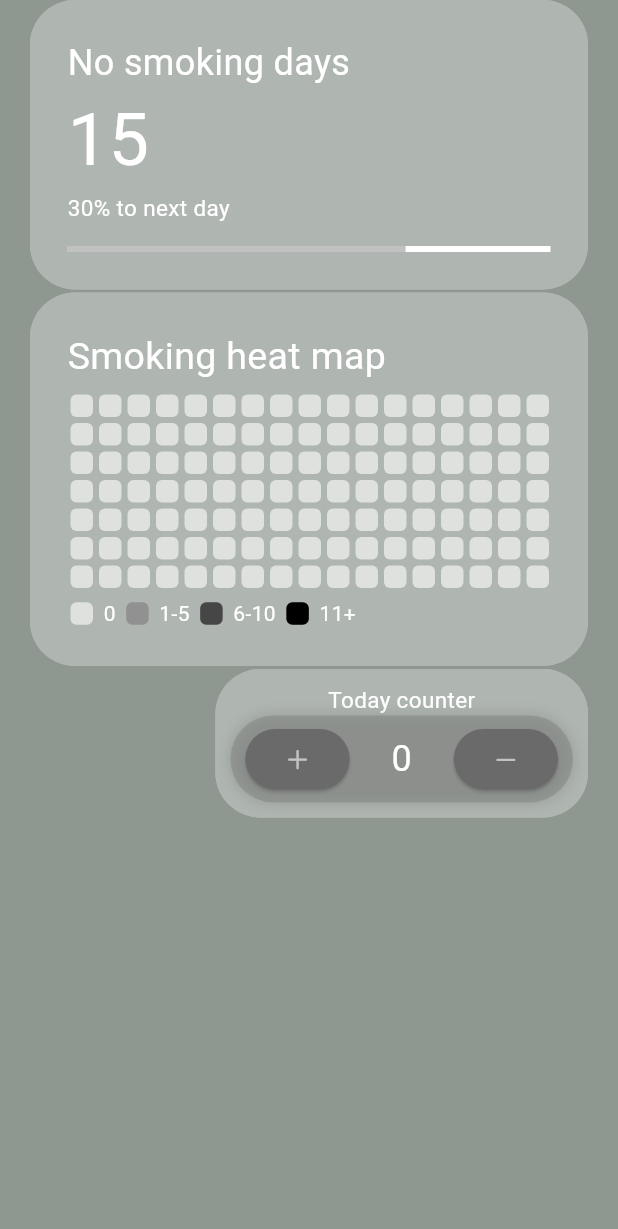
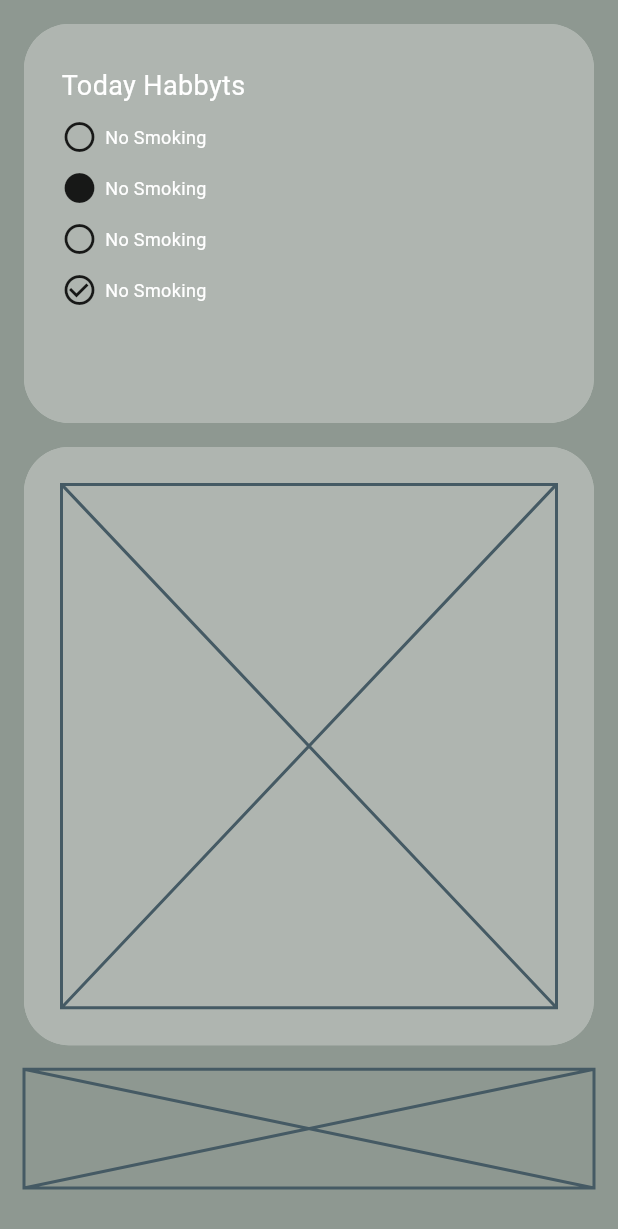
Before and after one commit to Bogghi/smore_tracker, a Flutter app: the screen it shows after launch, on a phone screen of 412 x 824 dp. Shown: the top 1229 px of the screen. Run offline on Flutter 3.47's test engine with Material 3 defaults, Android fonts, the phone set to English and light mode, and no system bars.

Commit message:
updated home page to be a dashboard using unit calculation

```diff
--- a/lib/main.dart
+++ b/lib/main.dart
@@ -1,6 +1,6 @@
 import 'package:flutter/material.dart';
 
-import 'package:smoke_tracker/pages/home_page.dart';
+import '/pages/home_page/home_page.dart';
 
 void main() {
   runApp(const MyApp());
@@ -14,6 +14,7 @@ class MyApp extends StatelessWidget {
   Widget build(BuildContext context) {
     return MaterialApp(
       title: 'Flutter Demo',
+      debugShowCheckedModeBanner: false,
       theme: ThemeData(
         colorScheme: ColorScheme.fromSeed(seedColor: Colors.grey),
         useMaterial3: true,
--- /dev/null
+++ b/lib/meta/constants.dart
@@ -0,0 +1 @@
+const double spacing = 16.0;
--- /dev/null
+++ b/lib/pages/home_page/home_page.dart
@@ -0,0 +1,43 @@
+import 'package:flutter/material.dart';
+
+import 'stats_view.dart';
+import 'package:smoke_tracker/meta/constants.dart';
+
+class HomePage extends StatelessWidget {
+  const HomePage({super.key});
+
+  @override
+  Widget build(BuildContext context) {
+    final mediaQuery = MediaQuery.of(context);
+    final safeAreaHeight = mediaQuery.size.height - mediaQuery.padding.top - mediaQuery.padding.bottom - spacing * 2;
+    final viewHeight = safeAreaHeight * 0.9 - spacing;
+    final navigatorHeight = safeAreaHeight * 0.1;
+
+    return Scaffold(
+      body: SafeArea(
+        child: Padding(
+          padding: const EdgeInsets.all(spacing),
+          child: Column(
+            children: [
+              SizedBox (
+                width: double.infinity,
+                height: viewHeight,
+                child: Padding(
+                  padding: const EdgeInsets.only(bottom: spacing),
+                  child: StatsView(
+                    viewHeight: viewHeight-spacing*2,
+                  ),
+                ),
+              ),
+              SizedBox (
+                width: double.infinity,
+                height: navigatorHeight,
+                child: Placeholder(),
+              )
+            ],
+          ),
+        ),
+      )
+    );
+  }
+}
--- /dev/null
+++ b/lib/pages/home_page/stats_view.dart
@@ -0,0 +1,134 @@
+import 'package:flutter/material.dart';
+
+import 'package:smoke_tracker/widgets/panel.dart';
+import 'package:smoke_tracker/meta/constants.dart';
+
+class StatsView extends StatelessWidget {
+  final double viewHeight;
+
+  const StatsView({
+    super.key,
+    required this.viewHeight
+  });
+
+  @override
+  Widget build(BuildContext context) {
+    final unit = viewHeight * 0.1;
+    final firstPanelHeight = unit * 4;
+    final secondPanelHeight = unit * 6;
+
+    return Column(
+      children: [
+        SizedBox(
+          width: double.infinity,
+          height: firstPanelHeight,
+          child: Panel(
+            child: Column(
+              crossAxisAlignment: CrossAxisAlignment.start,
+              children: [
+                SizedBox(
+                  width:  double.infinity,
+                  height: unit/2,
+                  child: const Align(
+                    alignment: Alignment.centerLeft,
+                    child: Text(
+                      "Today Habbyts",
+                      style: TextStyle(fontSize: 18, color: Colors.white),
+                    ),
+                  ),
+                ),
+                SizedBox(
+                  width:  double.infinity,
+                  height: unit*2+unit/2,
+                  child: const Align(
+                    alignment: Alignment.centerLeft,
+                    child: Column(
+                      children: [
+                        Padding(
+                          padding: EdgeInsets.symmetric(vertical: 5),
+                          child: Row(
+                            children: [
+                              Icon(Icons.circle_outlined),
+                              const SizedBox(width: 5),
+                              Align(
+                                alignment: Alignment.centerLeft,
+                                child: Text(
+                                  "No Smoking",
+                                  style: TextStyle(
+                                      fontSize: 12, color: Colors.white),
+                                ),
+                              ),
+                            ],
+                          ),
+                        ),
+                        Padding(
+                          padding: EdgeInsets.symmetric(vertical: 5),
+                          child: Row(
+                            children: [
+                              Icon(Icons.circle),
+                              const SizedBox(width: 5),
+                              Align(
+                                alignment: Alignment.centerLeft,
+                                child: Text(
+                                  "No Smoking",
+                                  style: TextStyle(
+                                      fontSize: 12, color: Colors.white),
+                                ),
+                              ),
+                            ],
+                          ),
+                        ),
+                        Padding(
+                          padding: EdgeInsets.symmetric(vertical: 5),
+                          child: Row(
+                            children: [
+                              Icon(Icons.circle_outlined),
+                              const SizedBox(width: 5),
+                              Align(
+                                alignment: Alignment.centerLeft,
+                                child: Text(
+                                  "No Smoking",
+                                  style: TextStyle(
+                                      fontSize: 12, color: Colors.white),
+                                ),
+                              ),
+                            ],
+                          ),
+                        ),
+                        Padding(
+                          padding: EdgeInsets.symmetric(vertical: 5),
+                          child: Row(
+                            children: [
+                              Icon(Icons.check_circle_outline),
+                              const SizedBox(width: 5),
+                              Align(
+                                alignment: Alignment.centerLeft,
+                                child: Text(
+                                  "No Smoking",
+                                  style: TextStyle(
+                                      fontSize: 12, color: Colors.white),
+                                ),
+                              ),
+                            ],
+                          ),
+                        ),
+                      ],
+                    ),
+                  ),
+                ),
+              ],
+            ),
+          )
+        ),
+        const SizedBox(height: spacing),
+        SizedBox(
+          width: double.infinity,
+          height: secondPanelHeight,
+          child: Panel(
+            child: Placeholder()
+          ),
+        )
+      ],
+    );
+  }
+}
--- a/lib/widgets/panel.dart
+++ b/lib/widgets/panel.dart
@@ -3,17 +3,19 @@ import 'package:flutter/material.dart';
 class Panel extends StatelessWidget {
   final Widget child;
   double padding;
+  double horizontalPadding;
 
   Panel({
     super.key,
     required this.child,
     this.padding = 25,
+    this.horizontalPadding = 0
   });
 
   @override
   Widget build(BuildContext context) {
     return Padding(
-      padding: const EdgeInsets.symmetric(horizontal: 20),
+      padding: EdgeInsets.symmetric(horizontal: horizontalPadding),
       child: Container(
         width: double.infinity,
         decoration: BoxDecoration(
```
